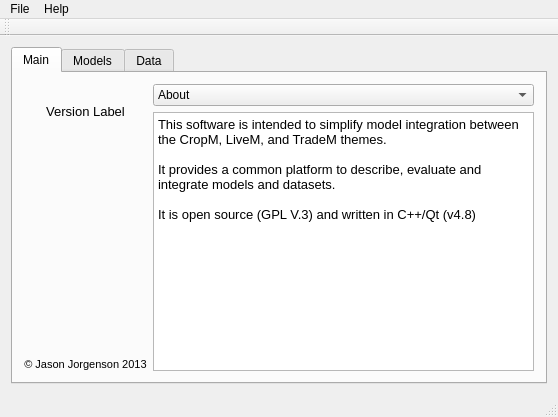
Above: src/MacsurAdapter/madmainwindowbase.ui from arkygeek/MAD before the change. Below: the same form after it.
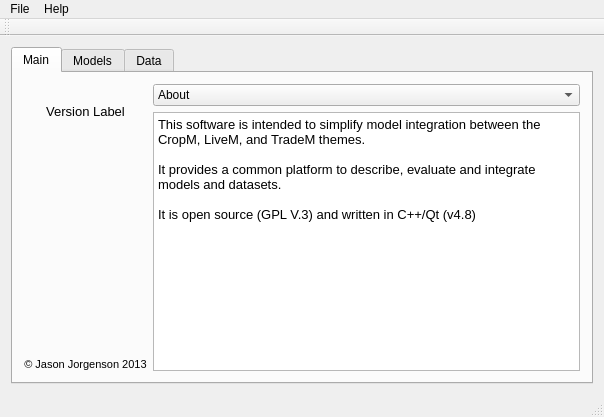
That is the form after the change. The open tabs and pages were chosen to show the change. Icons and pictures are not drawn.

Patch:
```diff
--- a/src/MacsurAdapter/madmainwindowbase.ui
+++ b/src/MacsurAdapter/madmainwindowbase.ui
@@ -6,7 +6,7 @@
    <rect>
     <x>0</x>
     <y>0</y>
-    <width>558</width>
+    <width>604</width>
     <height>417</height>
    </rect>
   </property>
@@ -436,7 +436,7 @@
     <rect>
      <x>0</x>
      <y>0</y>
-     <width>558</width>
+     <width>604</width>
      <height>22</height>
     </rect>
    </property>
```
Left out of the diff: 4 changed lines with no effect on the pictures.
